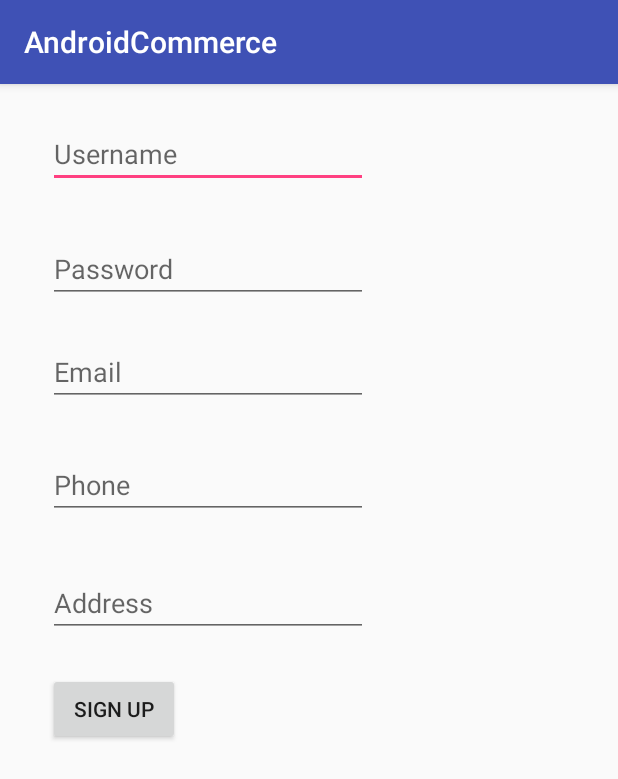
After one commit to canhkhongduc/AndroidCommerce, an Android app: the RegisterActivity screen opened directly, with no data from a screen before it, on a phone screen of 412 x 824 dp. The commit adds this screen. Shown: the top 779 px of the screen. Run offline under Robolectric (Android 15) with nearby library versions, the phone set to English and light mode, and no system bars.

Commit message:
login and register

```diff
--- a/app/build.gradle
+++ b/app/build.gradle
@@ -22,6 +22,7 @@ dependencies {
     implementation fileTree(dir: 'libs', include: ['*.jar'])
     implementation 'com.android.support:appcompat-v7:26.1.0'
     implementation 'com.android.support.constraint:constraint-layout:1.0.2'
+    implementation 'com.android.support:design:26.1.0'
     testImplementation 'junit:junit:4.12'
     androidTestImplementation 'com.android.support.test:runner:1.0.1'
     androidTestImplementation 'com.android.support.test.espresso:espresso-core:3.0.1'
--- /dev/null
+++ b/app/src/main/java/fu/prm391/project/androidcommerce/RegisterActivity.java
@@ -0,0 +1,59 @@
+package fu.prm391.project.androidcommerce;
+
+import android.content.Intent;
+import android.support.v7.app.AppCompatActivity;
+import android.os.Bundle;
+import android.view.View;
+import android.widget.Button;
+import android.widget.EditText;
+import android.widget.Toast;
+
+import fu.prm391.project.androidcommerce.dao.MyHelper;
+import fu.prm391.project.androidcommerce.model.User;
+
+public class RegisterActivity extends AppCompatActivity {
+    private EditText etUsername, etPassword, etEmail, etPhone, etAddress;
+    private Button btnSignup;
+    MyHelper db;
+    @Override
+    protected void onCreate(Bundle savedInstanceState) {
+        super.onCreate(savedInstanceState);
+        setContentView(R.layout.activity_register);
+        db = new MyHelper(this);
+        etUsername = findViewById(R.id.etUsername);
+        etPassword = findViewById(R.id.etPassword);
+        etEmail = findViewById(R.id.etEmail);
+        etPhone = findViewById(R.id.etPhone);
+        etAddress = findViewById(R.id.etAddress);
+        btnSignup = findViewById(R.id.btnSignup);
+        btnSignup.setOnClickListener(new View.OnClickListener() {
+            @Override
+            public void onClick(View view) {
+                String username = etUsername.getText().toString();
+                String password = etPassword.getText().toString();
+                String email = etEmail.getText().toString();
+                String phone = etPhone.getText().toString();
+                String address = etAddress.getText().toString();
+                User user = new User();
+                if(!username.equals("") && !password.equals("") && !email.equals("") && !phone.equals("") && !address.equals("")) {
+                   user.setUserName(username);
+                   user.setUserPassword(password);
+                   user.setUserEmail(email);
+                   user.setUserPhone(phone);
+                   user.setUserAddress(address);
+                    if(db.getUserByUsername(user.getUserName()) == null){
+                        db.insertUser(user);
+                        Intent intent = new Intent(RegisterActivity.this, MainActivity.class);
+                        intent.putExtra("user", user);
+                        setResult(5,intent);
+                        finish();
+                    } else{
+                        Toast.makeText(RegisterActivity.this,"User existed!",Toast.LENGTH_LONG).show();
+                    }
+                } else{
+                    Toast.makeText(RegisterActivity.this,"Please fill all the credentials!",Toast.LENGTH_LONG).show();
+                }
+            }
+        });
+    }
+}
--- /dev/null
+++ b/app/src/main/res/layout/activity_register.xml
@@ -0,0 +1,73 @@
+<?xml version="1.0" encoding="utf-8"?>
+<RelativeLayout xmlns:android="http://schemas.android.com/apk/res/android"
+    xmlns:app="http://schemas.android.com/apk/res-auto"
+    xmlns:tools="http://schemas.android.com/tools"
+    android:layout_width="match_parent"
+    android:layout_height="match_parent"
+    tools:context="fu.prm391.project.androidcommerce.RegisterActivity">
+
+    <EditText
+        android:id="@+id/etUsername"
+        android:layout_width="wrap_content"
+        android:layout_height="wrap_content"
+        android:layout_alignParentStart="true"
+        android:layout_alignParentTop="true"
+        android:layout_marginStart="32dp"
+        android:layout_marginTop="24dp"
+        android:ems="10"
+        android:hint="@string/username"
+        android:inputType="textPersonName" />
+
+    <EditText
+        android:id="@+id/etPassword"
+        android:layout_width="wrap_content"
+        android:layout_height="wrap_content"
+        android:layout_alignStart="@+id/etUsername"
+        android:layout_below="@+id/etUsername"
+        android:layout_marginTop="31dp"
+        android:ems="10"
+        android:hint="@string/prompt_password"
+        android:inputType="textPassword" />
+
+    <EditText
+        android:id="@+id/etEmail"
+        android:layout_width="wrap_content"
+        android:layout_height="wrap_content"
+        android:layout_alignStart="@+id/etPassword"
+        android:layout_below="@+id/etPassword"
+        android:layout_marginTop="23dp"
+        android:ems="10"
+        android:hint="@string/prompt_email"
+        android:inputType="textEmailAddress" />
+
+    <EditText
+        android:id="@+id/etPhone"
+        android:layout_width="wrap_content"
+        android:layout_height="wrap_content"
+        android:layout_alignStart="@+id/etEmail"
+        android:layout_below="@+id/etEmail"
+        android:layout_marginTop="30dp"
+        android:ems="10"
+        android:hint="@string/phone"
+        android:inputType="phone" />
+
+    <EditText
+        android:id="@+id/etAddress"
+        android:layout_width="wrap_content"
+        android:layout_height="wrap_content"
+        android:layout_alignStart="@+id/etPhone"
+        android:layout_below="@+id/etPhone"
+        android:layout_marginTop="33dp"
+        android:ems="10"
+        android:hint="@string/address"
+        android:inputType="textPostalAddress" />
+
+    <Button
+        android:id="@+id/btnSignup"
+        android:layout_width="wrap_content"
+        android:layout_height="wrap_content"
+        android:layout_alignStart="@+id/etAddress"
+        android:layout_below="@+id/etAddress"
+        android:layout_marginTop="24dp"
+        android:text="@string/signup" />
+</RelativeLayout>
--- /dev/null
+++ b/app/src/main/res/values/dimens.xml
@@ -0,0 +1,5 @@
+<resources>
+    <!-- Default screen margins, per the Android Design guidelines. -->
+    <dimen name="activity_horizontal_margin">16dp</dimen>
+    <dimen name="activity_vertical_margin">16dp</dimen>
+</resources>
--- a/app/src/main/res/values/strings.xml
+++ b/app/src/main/res/values/strings.xml
@@ -1,3 +1,22 @@
 <resources>
     <string name="app_name">AndroidCommerce</string>
+    <string name="title_activity_login">Sign in</string>
+
+    <!-- Strings related to login -->
+    <string name="prompt_email">Email</string>
+    <string name="prompt_password">Password</string>
+    <string name="action_sign_in">Sign in</string>
+    <string name="action_sign_in_short">Sign in</string>
+    <string name="error_invalid_email">This email address is invalid</string>
+    <string name="error_invalid_password">This password is too short</string>
+    <string name="error_incorrect_password">This password is incorrect</string>
+    <string name="error_field_required">This field is required</string>
+    <string name="permission_rationale">"Contacts permissions are needed for providing email
+        completions."
+    </string>
+    <string name="username">Username</string>
+    <string name="register">Register</string>
+    <string name="phone">Phone</string>
+    <string name="address">Address</string>
+    <string name="signup">Sign up</string>
 </resources>
```
Also changed, not shown: app/src/main/AndroidManifest.xml (+7 -0 lines), app/src/main/java/fu/prm391/project/androidcommerce/LoginActivity.java (added, +57 -0 lines), app/src/main/java/fu/prm391/project/androidcommerce/MainActivity.java (+31 -1 lines), app/src/main/java/fu/prm391/project/androidcommerce/dao/DBHelper.java (+19 -5 lines), app/src/main/java/fu/prm391/project/androidcommerce/dao/MyHelper.java (added, +91 -0 lines), app/src/main/java/fu/prm391/project/androidcommerce/model/User.java (+10 -1 lines), app/src/main/res/layout/activity_login.xml (added, +49 -0 lines), app/src/main/res/layout/activity_main.xml (+18 -8 lines), 1 other file.
